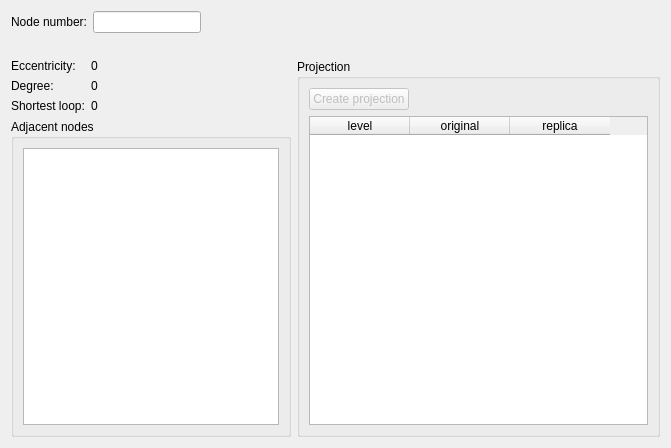
Above: gui/NodeInfoForm.ui from Savelyev-Aleksey/Compact-graph before the change. Below: the same form after it.
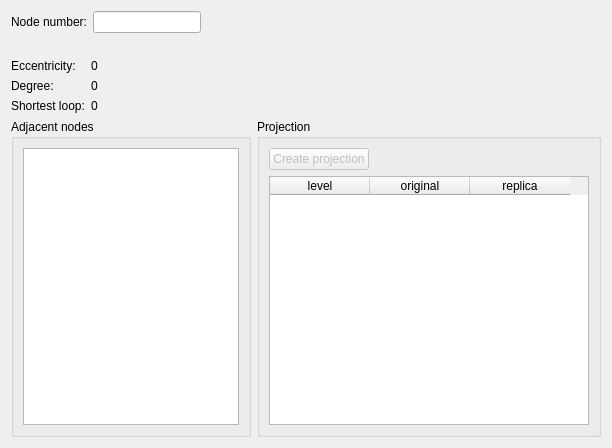
That is the form after the change.

```diff
--- a/gui/NodeInfoForm.ui
+++ b/gui/NodeInfoForm.ui
@@ -6,15 +6,15 @@
    <rect>
     <x>0</x>
     <y>0</y>
-    <width>671</width>
+    <width>612</width>
     <height>448</height>
    </rect>
   </property>
   <property name="windowTitle">
    <string>Node info</string>
   </property>
-  <layout class="QGridLayout" name="gridLayout" rowstretch="0,0,0,1" columnstretch="0,1">
-   <item row="0" column="0" colspan="2">
+  <layout class="QVBoxLayout" name="verticalLayout_3">
+   <item>
     <layout class="QHBoxLayout" name="horizontalLayout">
      <item>
       <widget class="QLabel" name="label_7">
@@ -54,7 +54,14 @@
      </item>
     </layout>
    </item>
-   <item row="2" column="0">
+   <item>
+    <widget class="QLabel" name="infoLabel">
+     <property name="text">
+      <string/>
+     </property>
+    </widget>
+   </item>
+   <item>
     <layout class="QFormLayout" name="formLayout">
      <item row="0" column="0">
       <widget class="QLabel" name="label">
@@ -100,7 +107,37 @@
      </item>
     </layout>
    </item>
-   <item row="2" column="1" rowspan="2">
+   <item>
+    <layout class="QHBoxLayout" name="horizontalLayout_3" stretch="0,0">
+     <item>
+      <widget class="QGroupBox" name="groupBox">
+       <property name="title">
+        <string>Adjacent nodes</string>
+       </property>
+       <layout class="QVBoxLayout" name="verticalLayout">
+        <item>
+         <widget class="QListWidget" name="adjacentNodesList">
+          <property name="sizePolicy">
+           <sizepolicy hsizetype="Preferred" vsizetype="Expanding">
+            <horstretch>0</horstretch>
+            <verstretch>0</verstretch>
+           </sizepolicy>
+          </property>
+          <property name="editTriggers">
+           <set>QAbstractItemView::NoEditTriggers</set>
+          </property>
+          <property name="resizeMode">
+           <enum>QListView::Adjust</enum>
+          </property>
+          <property name="batchSize">
+           <number>10</number>
+          </property>
+         </widget>
+        </item>
+       </layout>
+      </widget>
+     </item>
+     <item>
     <widget class="QGroupBox" name="groupBox_2">
      <property name="title">
       <string>Projection</string>
@@ -135,6 +172,12 @@
       </item>
       <item>
        <widget class="QTableWidget" name="levelTable">
+          <property name="minimumSize">
+           <size>
+            <width>320</width>
+            <height>0</height>
+           </size>
+          </property>
         <column>
          <property name="text">
           <string>level</string>
@@ -155,24 +198,7 @@
      </layout>
     </widget>
    </item>
-   <item row="3" column="0">
-    <widget class="QGroupBox" name="groupBox">
-     <property name="title">
-      <string>Adjacent nodes</string>
-     </property>
-     <layout class="QVBoxLayout" name="verticalLayout">
-      <item>
-       <widget class="QListWidget" name="adjacentNodesList"/>
-      </item>
-     </layout>
-    </widget>
-   </item>
-   <item row="1" column="0" colspan="2">
-    <widget class="QLabel" name="infoLabel">
-     <property name="text">
-      <string/>
-     </property>
-    </widget>
+    </layout>
    </item>
   </layout>
  </widget>
```
Lines whose indentation alone changed are shown as unchanged.
